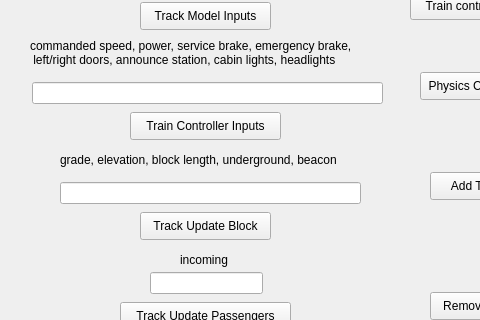
LucasZ99/ECE1140SystemsEngineeringProject, file Train_Model/testbench.ui: the form before one commit; both pictures show x 0 to 480 and y 88 to 408 of the 572 by 586 pixel window.
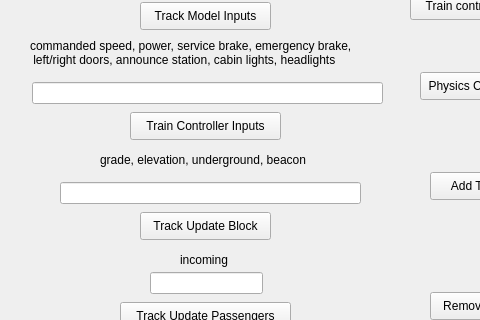
The form after the commit.

Patch:
```diff
--- a/Train_Model/testbench.ui
+++ b/Train_Model/testbench.ui
@@ -168,14 +168,14 @@
    <widget class="QLabel" name="label_3">
     <property name="geometry">
      <rect>
-      <x>60</x>
+      <x>100</x>
       <y>240</y>
-      <width>301</width>
+      <width>231</width>
       <height>16</height>
      </rect>
     </property>
     <property name="text">
-     <string>grade, elevation, block length, underground, beacon</string>
+     <string>grade, elevation, underground, beacon</string>
     </property>
    </widget>
    <widget class="QLineEdit" name="blockInput">
```
